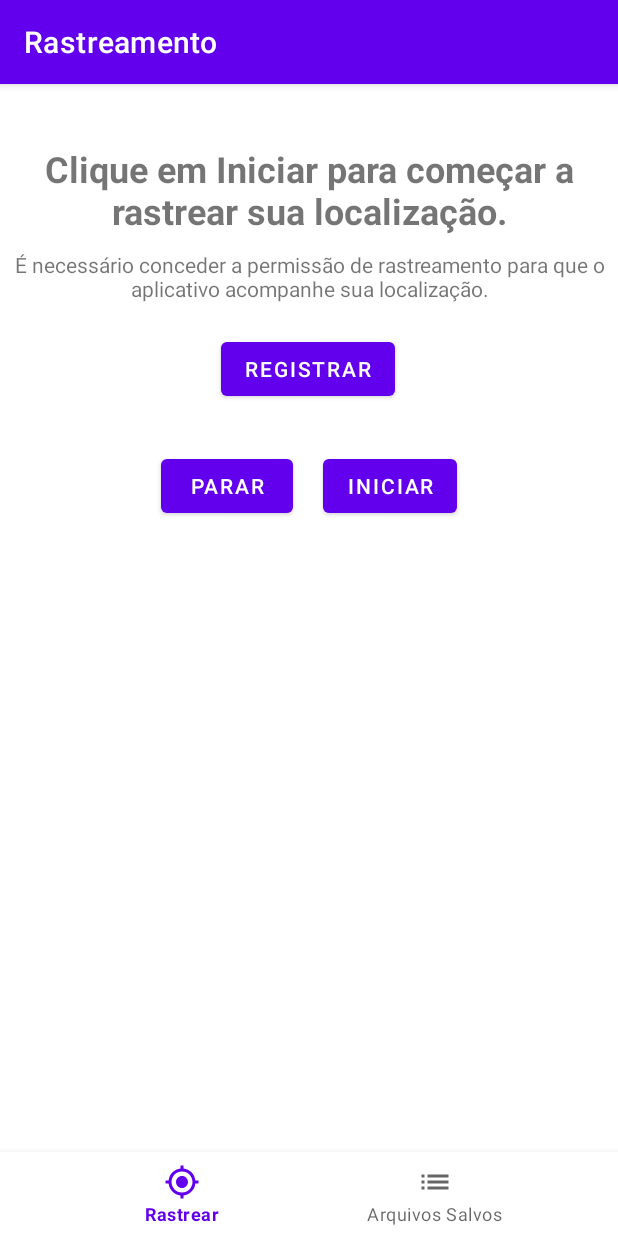
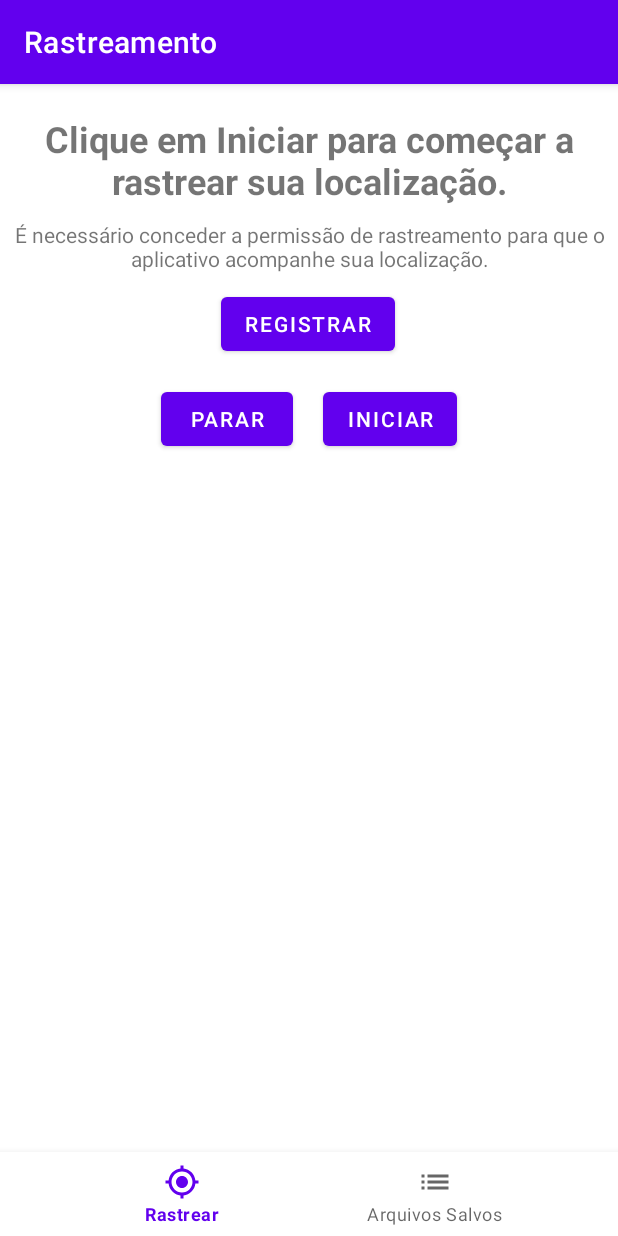
Before and after one commit to ameliagalvao/exercises, an Android app: the screen it shows after launch (MainActivity), on a phone screen of 412 x 824 dp. Run offline under Robolectric (Android 15) with nearby library versions, the phone set to English and light mode, and no system bars; our stand-ins replace navigation-ui.

Commit message:
Update fragment_tracking.xml

```diff
--- a/TrackDelivery/app/src/main/res/layout/fragment_tracking.xml
+++ b/TrackDelivery/app/src/main/res/layout/fragment_tracking.xml
@@ -17,7 +17,7 @@
             android:id="@+id/tvLocation"
             android:layout_width="wrap_content"
             android:layout_height="wrap_content"
-            android:layout_marginTop="40dp"
+            android:layout_marginTop="20dp"
             android:text="Clique em Iniciar para começar a rastrear sua localização."
             android:textAlignment="center"
             android:textSize="24sp"
@@ -42,7 +42,7 @@
             android:id="@+id/btnRegister"
             android:layout_width="wrap_content"
             android:layout_height="wrap_content"
-            android:layout_marginTop="20dp"
+            android:layout_marginTop="10dp"
             android:text="Registrar"
             app:layout_constraintEnd_toEndOf="parent"
             app:layout_constraintHorizontal_bias="0.498"
@@ -66,7 +66,7 @@
             android:id="@+id/linearLayout"
             android:layout_width="wrap_content"
             android:layout_height="wrap_content"
-            android:layout_marginTop="20dp"
+            android:layout_marginTop="5dp"
             android:orientation="horizontal"
             app:layout_constraintEnd_toEndOf="parent"
             app:layout_constraintHorizontal_bias="0.501"
```
